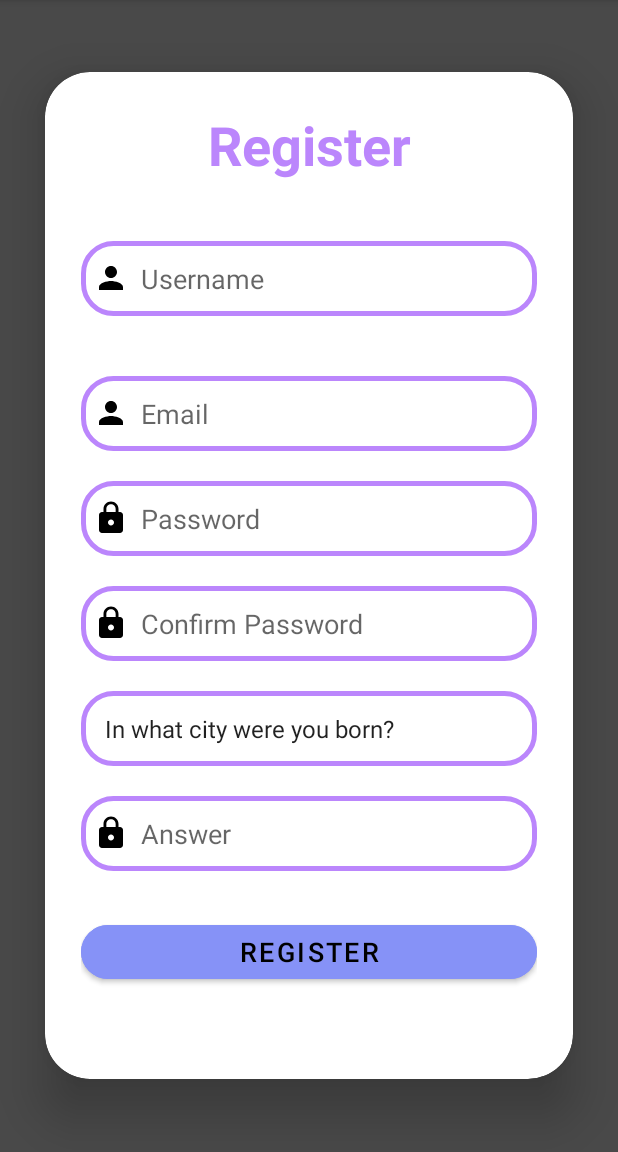
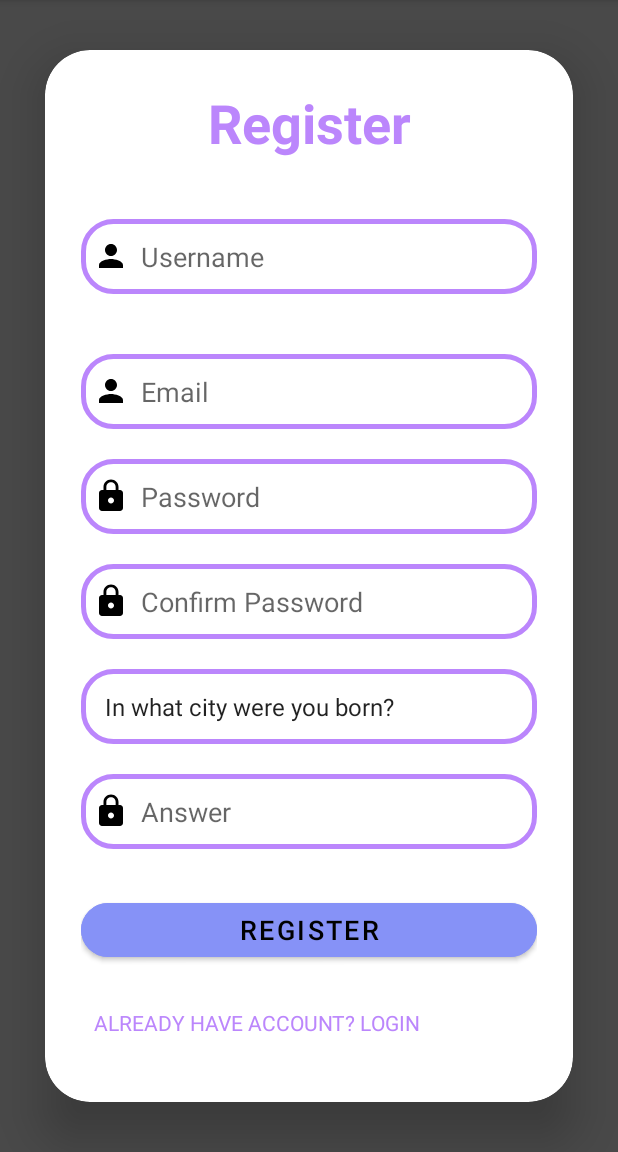
Before and after one commit to ankit00010/HabitTracker, an Android app: the Register_user screen opened directly, with no data from a screen before it, on a phone screen of 412 x 824 dp, the part 84-1236 px from its top. Run offline under Robolectric (Android 15) with nearby library versions, the light colour scheme and no system bars.

```diff
--- a/app/src/main/res/layout/activity_register_user.xml
+++ b/app/src/main/res/layout/activity_register_user.xml
@@ -21,7 +21,7 @@
 
         <LinearLayout
             android:layout_width="match_parent"
-            android:layout_height="671dp"
+            android:layout_height="701dp"
             android:layout_gravity="center"
             android:orientation="vertical"
             android:padding="24dp">
```
